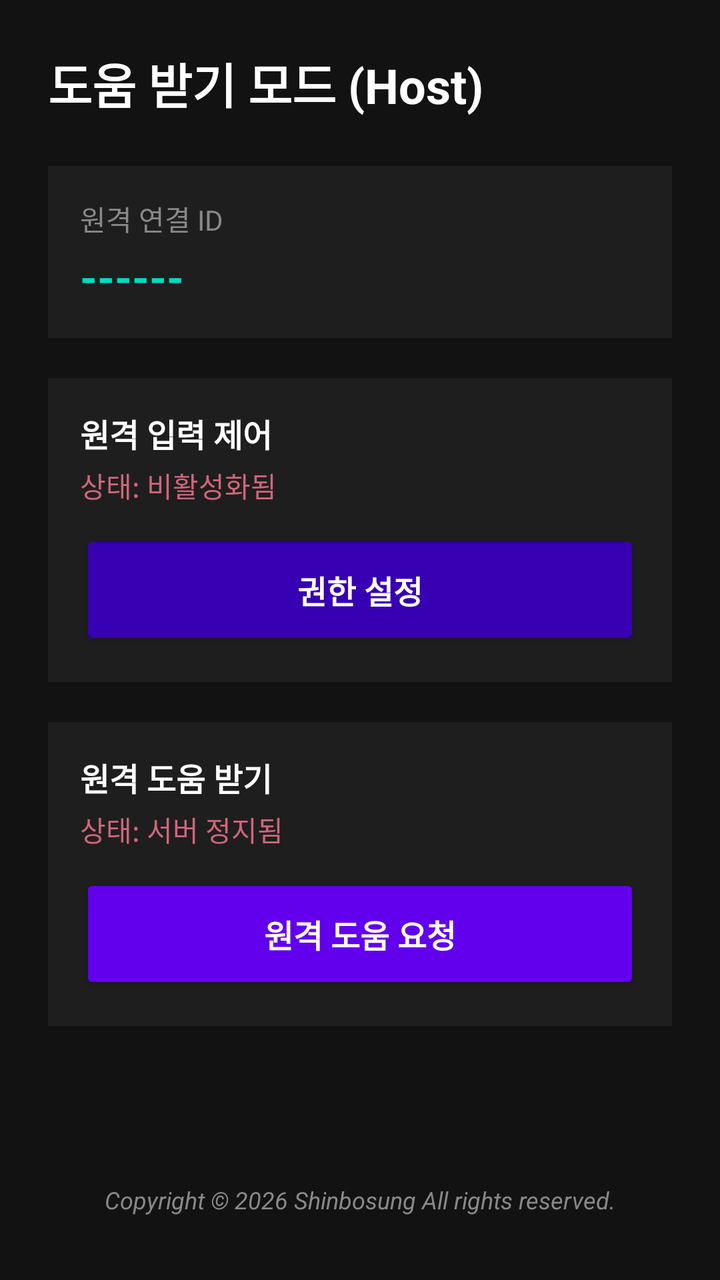
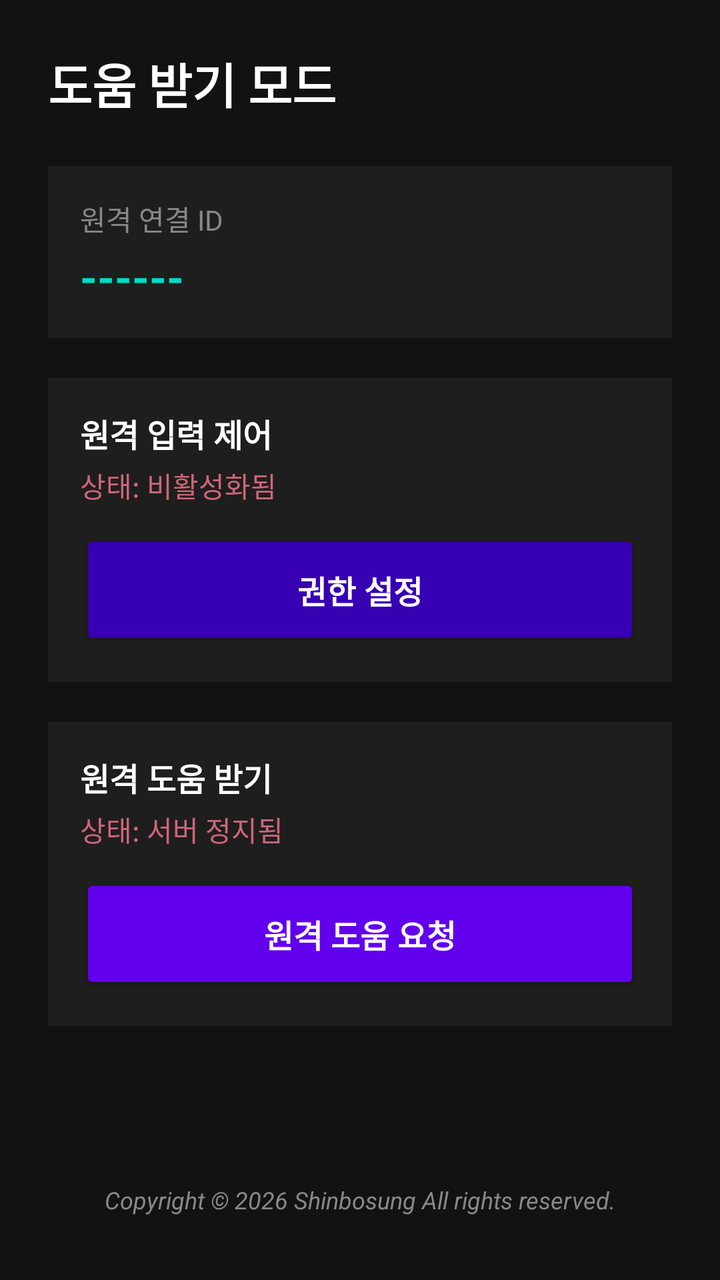

The first picture is an Android layout as it rendered before a commit; the second is the same layout after the commit. The layout source and the unified diff follow.
<!-- AndroidManifest.xml: application theme Theme.TeleControl -->
<!-- res/layout/activity_host.xml -->
<?xml version="1.0" encoding="utf-8"?>
<ScrollView xmlns:android="http://schemas.android.com/apk/res/android"
    android:layout_width="match_parent"
    android:layout_height="match_parent"
    android:background="#121212"
    android:fillViewport="true">

    <LinearLayout
        android:layout_width="match_parent"
        android:layout_height="wrap_content"
        android:orientation="vertical"
        android:padding="24dp">

        <TextView
            android:layout_width="wrap_content"
            android:layout_height="wrap_content"
            android:text="도움 받기 모드 (Host)"
            android:textColor="#FFFFFF"
            android:textSize="24sp"
            android:textStyle="bold"
            android:layout_marginBottom="24dp"/>

        
        <LinearLayout
            android:layout_width="match_parent"
            android:layout_height="wrap_content"
            android:orientation="vertical"
            android:background="#1E1E1E"
            android:padding="16dp"
            android:layout_marginBottom="20dp">

            <TextView
                android:layout_width="wrap_content"
                android:layout_height="wrap_content"
                android:text="원격 연결 ID"
                android:textColor="#888888"
                android:textSize="14sp"/>

            <TextView
                android:id="@+id/txtIpAddress"
                android:layout_width="wrap_content"
                android:layout_height="wrap_content"
                android:text="------"
                android:textColor="#03DAC6"
                android:textSize="22sp"
                android:textStyle="bold"
                android:layout_marginTop="4dp"/>
        </LinearLayout>

        
        <LinearLayout
            android:layout_width="match_parent"
            android:layout_height="wrap_content"
            android:orientation="vertical"
            android:background="#1E1E1E"
            android:padding="16dp"
            android:layout_marginBottom="20dp">

            <TextView
                android:layout_width="wrap_content"
                android:layout_height="wrap_content"
                android:text="원격 입력 제어"
                android:textColor="#FFFFFF"
                android:textSize="16sp"
                android:textStyle="bold"/>

            <TextView
                android:id="@+id/txtAccessibilityStatus"
                android:layout_width="wrap_content"
                android:layout_height="wrap_content"
                android:text="상태: 비활성화됨"
                android:textColor="#CF6679"
                android:textSize="14sp"
                android:layout_marginTop="4dp"
                android:layout_marginBottom="12dp"/>

            <Button
                android:id="@+id/btnAccessibilitySetting"
                android:layout_width="match_parent"
                android:layout_height="60dp"
                android:text="권한 설정"
                android:textSize="16sp"
                android:textStyle="bold"
                android:backgroundTint="#3700B3"
                android:textColor="#FFFFFF"
                android:insetTop="0dp"
                android:insetBottom="0dp"/>
        </LinearLayout>

        
        <LinearLayout
            android:layout_width="match_parent"
            android:layout_height="wrap_content"
            android:orientation="vertical"
            android:background="#1E1E1E"
            android:padding="16dp"
            android:layout_marginBottom="20dp">

            <TextView
                android:layout_width="wrap_content"
                android:layout_height="wrap_content"
                android:text="원격 도움 받기"
                android:textColor="#FFFFFF"
                android:textSize="16sp"
                android:textStyle="bold"/>

            <TextView
                android:id="@+id/txtServerStatus"
                android:layout_width="wrap_content"
                android:layout_height="wrap_content"
                android:text="상태: 서버 정지됨"
                android:textColor="#CF6679"
                android:textSize="14sp"
                android:layout_marginTop="4dp"
                android:layout_marginBottom="12dp"/>

            <Button
                android:id="@+id/btnToggleServer"
                android:layout_width="match_parent"
                android:layout_height="60dp"
                android:text="원격 도움 요청"
                android:textSize="16sp"
                android:textStyle="bold"
                android:backgroundTint="#6200EE"
                android:textColor="#FFFFFF"
                android:insetTop="0dp"
                android:insetBottom="0dp"/>
        </LinearLayout>

        
        <View
            android:layout_width="match_parent"
            android:layout_height="0dp"
            android:layout_weight="1" />

        
        <TextView
            android:layout_width="wrap_content"
            android:layout_height="wrap_content"
            android:text="Copyright © 2026 Shinbosung All rights reserved."
            android:textColor="#888888"
            android:textSize="12sp"
            android:textStyle="italic"
            android:layout_gravity="center_horizontal"
            android:layout_marginTop="20dp"
            android:layout_marginBottom="8dp"/>

    </LinearLayout>
</ScrollView>
<!-- resources referenced by this layout -->
<resources>
  <style name="Theme.TeleControl" parent="Theme.AppCompat.DayNight.NoActionBar">
          
      </style>
</resources>

<!-- the commit's change to res/layout/activity_host.xml (unified diff, before → after) -->
@@ -14,7 +14,7 @@
         <TextView
             android:layout_width="wrap_content"
             android:layout_height="wrap_content"
-            android:text="도움 받기 모드 (Host)"
+            android:text="도움 받기 모드"
             android:textColor="#FFFFFF"
             android:textSize="24sp"
             android:textStyle="bold"
